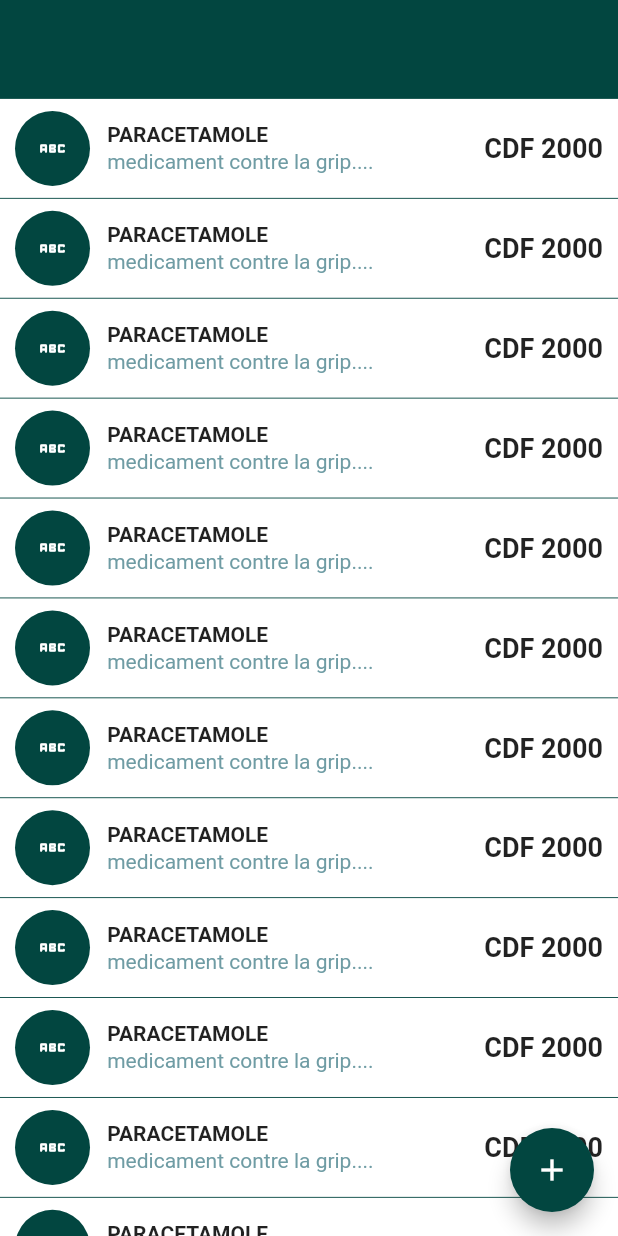
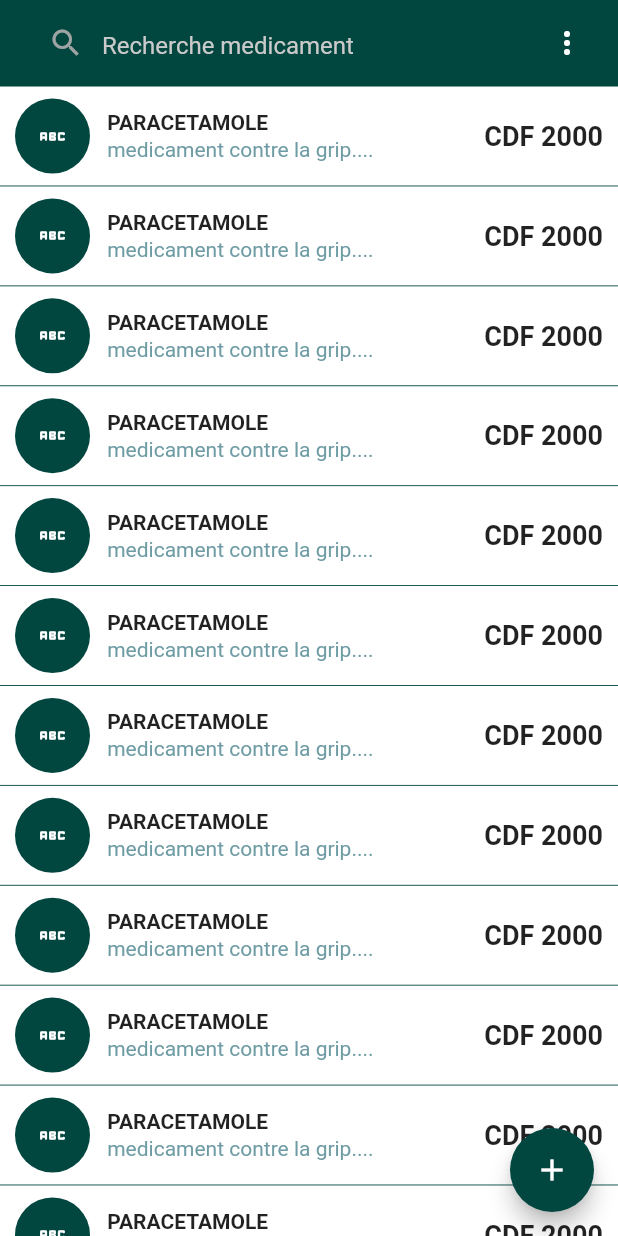
Before and after one commit to OnlyKal/pharma, a Flutter app: the screen it shows after launch, on a phone screen of 412 x 824 dp. Run offline on Flutter 3.47's test engine with Material 2 defaults, Android fonts, the phone set to English and light mode, and no system bars.

Commit message:
form add medicament

```diff
--- a/lib/home.dart
+++ b/lib/home.dart
@@ -11,7 +11,11 @@ class Home extends StatefulWidget {
 
 class _HomeState extends State<Home> {
   final myProducts = List<String>.generate(1000, (i) => 'Product $i');
-
+  TextEditingController seachProduct = TextEditingController();
+  TextEditingController txtCategorie = TextEditingController();
+  TextEditingController txtdesignation = TextEditingController();
+  TextEditingController txtmontant = TextEditingController();
+  TextEditingController txtdescription = TextEditingController();
   @override
   Widget build(BuildContext context) {
     return Scaffold(
@@ -26,10 +30,55 @@ class _HomeState extends State<Home> {
               height: paddingTop(context),
             ),
             Container(
-              height: heigth(context) * 0.08,
-              width: width(context),
-              color: maincolor,
-            ),
+                height: heigth(context) * 0.07,
+                width: width(context),
+                color: maincolor,
+                child: Padding(
+                  padding: const EdgeInsets.only(left: 10, right: 10),
+                  child: Row(
+                      mainAxisAlignment: MainAxisAlignment.spaceBetween,
+                      children: [
+                        // const Icon(Icons.ice_skating),
+                        SizedBox(
+                            width: width(context) * 0.8,
+                            height: heigth(context) * 0.05,
+                            child: Padding(
+                              padding:
+                                  const EdgeInsets.only(left: 10, right: 10),
+                              child: TextField(
+                                controller: seachProduct,
+                                decoration: const InputDecoration(
+                                    prefixIcon: Icon(
+                                      Icons.search,
+                                      color: Color.fromARGB(213, 189, 182, 182),
+                                    ),
+                                    hintText: "Recherche medicament",
+                                    hintStyle: TextStyle(
+                                        color:
+                                            Color.fromARGB(255, 203, 202, 202)),
+                                    // labelText: "Recherche",
+                                    labelStyle: TextStyle(
+                                        color:
+                                            Color.fromARGB(255, 171, 167, 167)),
+                                    enabledBorder: UnderlineInputBorder(
+                                        borderSide:
+                                            BorderSide(color: maincolor)),
+                                    focusedBorder: UnderlineInputBorder(
+                                        borderSide:
+                                            BorderSide(color: maincolor)),
+                                    border: UnderlineInputBorder(
+                                        borderSide:
+                                            BorderSide(color: maincolor))),
+                              ),
+                            )),
+                        const IconButton(
+                            onPressed: null,
+                            icon: Icon(
+                              Icons.more_vert_sharp,
+                              color: Colors.white,
+                            ))
+                      ]),
+                )),
             Expanded(
                 child: ListView.builder(
                     padding: EdgeInsets.zero,
@@ -40,10 +89,46 @@ class _HomeState extends State<Home> {
           ],
         ),
       )),
-      floatingActionButton: const FloatingActionButton(
-        onPressed: null,
+      floatingActionButton: FloatingActionButton(
+        onPressed: () {
+          showDialog(
+              context: context,
+              builder: (context) {
+                return AlertDialog(
+                  title: const Text(
+                    'NOUVEAU MEDICAMENT',
+                    style: TextStyle(fontSize: 14, fontWeight: FontWeight.bold),
+                  ),
+                  content: SizedBox(
+                    height: heigth(context) * 0.24,
+                    child: SingleChildScrollView(
+                      child: Column(
+                        children: [
+                          input(txtCategorie, 'Catégorie'),
+                          input(txtdesignation, 'Désignation'),
+                          input(txtmontant, 'Prix unitaire'),
+                          input(txtdescription, 'Description'),
+                        ],
+                      ),
+                    ),
+                  ),
+                  actions: <Widget>[
+                    TextButton(
+                      onPressed: () {
+                        txtCategorie.text = txtdescription.text =
+                            txtmontant.text = txtdescription.text = '';
+                      },
+                      child: const Text(
+                        'Ajouter',
+                        style: TextStyle(color: maincolor, fontSize: 17),
+                      ),
+                    )
+                  ],
+                );
+              });
+        },
         backgroundColor: maincolor,
-        child: Icon(Icons.add),
+        child: const Icon(Icons.add),
       ),
     );
   }
@@ -78,19 +163,34 @@ class _HomeState extends State<Home> {
                           size: 22,
                         ),
                       ),
-                      const SizedBox(width: 8,),
+                      const SizedBox(
+                        width: 8,
+                      ),
                       Column(
                         mainAxisAlignment: MainAxisAlignment.center,
                         crossAxisAlignment: CrossAxisAlignment.start,
                         children: const [
-                          Text(' PARACETAMOLE',style: TextStyle(fontWeight: FontWeight.w600),),
-                          SizedBox(height: 2,),
-                          Text(' medicament contre la grip....',style: TextStyle(fontWeight: FontWeight.w400,color: Color.fromARGB(255, 111, 156, 164)),)
+                          Text(
+                            ' PARACETAMOLE',
+                            style: TextStyle(fontWeight: FontWeight.w600),
+                          ),
+                          SizedBox(
+                            height: 2,
+                          ),
+                          Text(
+                            ' medicament contre la grip....',
+                            style: TextStyle(
+                                fontWeight: FontWeight.w400,
+                                color: Color.fromARGB(255, 111, 156, 164)),
+                          )
                         ],
                       )
                     ],
                   ),
-                  const Text(' CDF 2000',style: TextStyle(fontWeight: FontWeight.bold,fontSize: 18),)
+                  const Text(
+                    ' CDF 2000',
+                    style: TextStyle(fontWeight: FontWeight.bold, fontSize: 18),
+                  )
                 ]),
           ),
         ),
@@ -101,4 +201,25 @@ class _HomeState extends State<Home> {
       ],
     );
   }
+
+  Widget input(controller, hitext) {
+    return Padding(
+        padding: const EdgeInsets.only(left: 0, right: 0),
+        child: TextField(
+          controller: controller,
+          keyboardType: TextInputType.text,
+          decoration: InputDecoration(
+              hintText: hitext,
+              hintStyle: const TextStyle(color: maincolor),
+              // labelText: "Recherche",
+              labelStyle:
+                  const TextStyle(color: Color.fromARGB(255, 171, 167, 167)),
+              enabledBorder: const UnderlineInputBorder(
+                  borderSide: BorderSide(color: maincolor)),
+              focusedBorder: const UnderlineInputBorder(
+                  borderSide: BorderSide(color: maincolor)),
+              border: const UnderlineInputBorder(
+                  borderSide: BorderSide(color: maincolor))),
+        ));
+  }
 }
```
